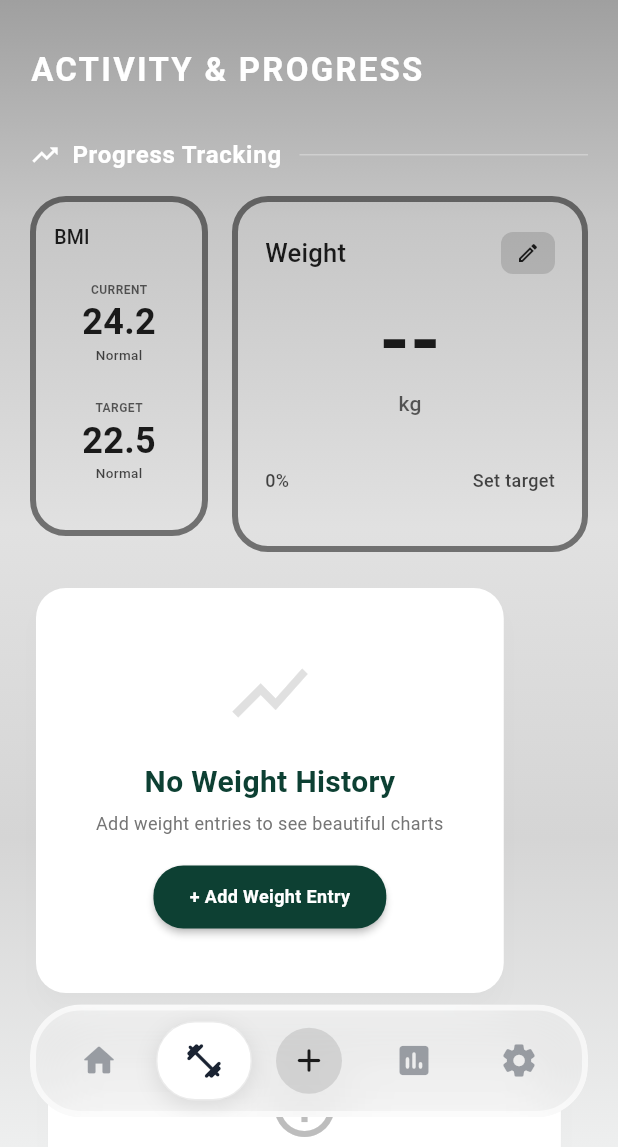
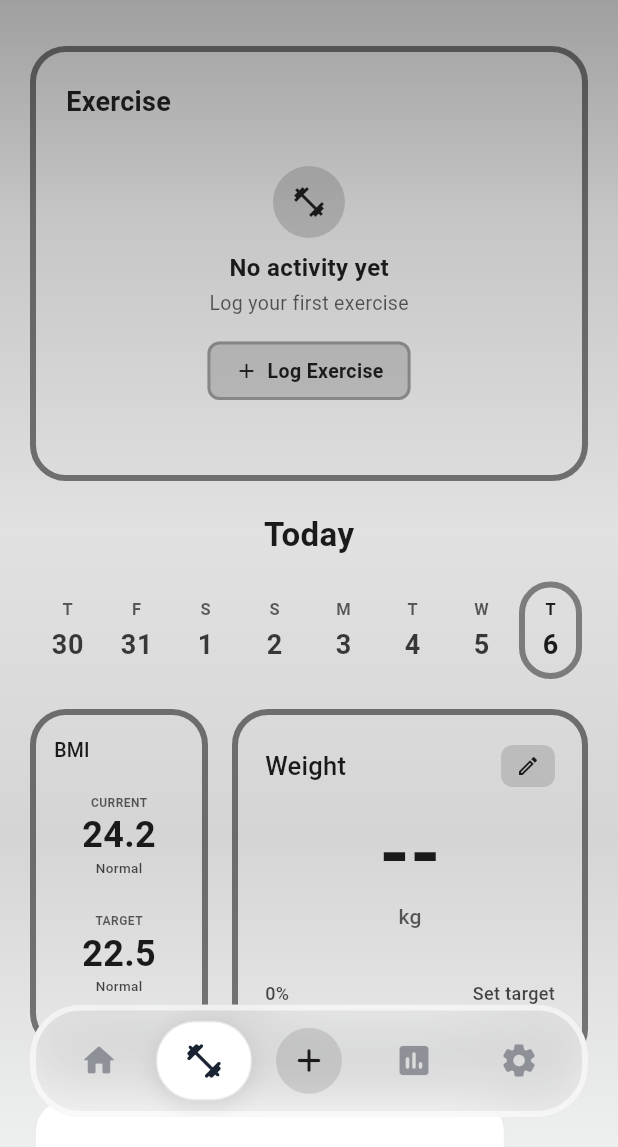
Before and after one commit to siho1117/food_cal, a Flutter app: the screen it shows after launch, item 2 of the bottom bar chosen, on a phone screen of 412 x 824 dp, the part 89-1236 px from its top. Run offline on Flutter 3.47's test engine with Material 3 defaults, Android fonts, the phone set to English and light mode, and no system bars; our stand-ins replace camera, flutter_dotenv, flutter_image_compress, flutter_slidable, image_gallery_saver, image_picker and 1 more; accounts and stored records are empty.

Commit message:
Your commit message here

```diff
--- a/lib/screens/progress_screen.dart
+++ b/lib/screens/progress_screen.dart
@@ -5,11 +5,12 @@ import '../providers/progress_data.dart';
 import '../providers/exercise_provider.dart';
 import '../providers/theme_provider.dart';
 import '../widgets/progress/combined_weight_widget.dart';
-import '../widgets/progress/widget_bmi.dart'; // ✅ NEW: Import BMI widget
+import '../widgets/progress/widget_bmi.dart';
 import '../widgets/progress/weight_history_graph_widget.dart';
 import '../widgets/progress/energy_metrics_widget.dart';
 import '../widgets/progress/daily_burn_widget.dart';
 import '../widgets/progress/exercise_log_widget.dart';
+import '../widgets/common/week_navigation_widget.dart';
 import '../config/design_system/theme_background.dart';
 import '../config/design_system/theme_design.dart';
 import '../widgets/common/custom_app_bar.dart';
@@ -22,6 +23,18 @@ class ProgressScreen extends StatefulWidget {
 }
 
 class _ProgressScreenState extends State<ProgressScreen> {
+  @override
+  void initState() {
+    super.initState();
+    // Reset to today when screen is first created
+    WidgetsBinding.instance.addPostFrameCallback((_) {
+      final exerciseProvider = context.read<ExerciseProvider>();
+      if (!exerciseProvider.isToday) {
+        exerciseProvider.changeDate(DateTime.now());
+      }
+    });
+  }
+
   @override
   Widget build(BuildContext context) {
     return Consumer<ThemeProvider>(
@@ -63,37 +76,38 @@ class _ProgressScreenState extends State<ProgressScreen> {
                     child: Column(
                       crossAxisAlignment: CrossAxisAlignment.start,
                       children: [
-                        // Main Header
-                        const Text(
-                          'ACTIVITY & PROGRESS',
-                          style: TextStyle(
-                            fontSize: 22,
-                            fontWeight: FontWeight.bold,
-                            color: Colors.white,
-                            letterSpacing: 1.5,
-                          ),
+                        // Exercise Log Widget - TOP
+                        ExerciseLogWidget(
+                          showHeader: true,
+                          onExerciseAdded: () {
+                            exerciseProvider.refreshData();
+                          },
                         ),
 
-                        const SizedBox(height: 30),
+                        const SizedBox(height: 20),
 
-                        // Progress Section
-                        _buildSectionHeader('Progress Tracking'),
+                        // Week Navigation Widget - SECOND (with no horizontal padding to prevent overflow)
+                        WeekNavigationWidget(
+                          selectedDate: exerciseProvider.selectedDate,
+                          onDateChanged: (date) {
+                            exerciseProvider.changeDate(date);
+                          },
+                          daysToShow: 8,
+                          padding: EdgeInsets.zero, // Remove padding to prevent overflow
+                        ),
 
-                        const SizedBox(height: 16),
+                        const SizedBox(height: 20),
 
-                        // ✅ NEW: Two-column layout - BMI (1/3) + Weight (2/3)
+                        // Two-column layout - BMI (1/3) + Weight (2/3)
                         Row(
                           crossAxisAlignment: CrossAxisAlignment.start,
                           children: [
                             // Left column - BMI Widget (1/3 width, matches weight height)
                             Expanded(
-                              flex: 1, // Takes 1/3 of available width
+                              flex: 1,
                               child: LayoutBuilder(
                                 builder: (context, constraints) {
-                                  // Calculate height to match the square weight widget
-                                  // Weight widget width = (total width - 16px gap) * 2/3
-                                  // Its height = its width (because it's square)
-                                  final totalWidth = constraints.maxWidth * 3; // Reverse the 1/3 to get total
+                                  final totalWidth = constraints.maxWidth * 3;
                                   final weightWidgetWidth = (totalWidth - 16) * 2 / 3;
                                   final height = weightWidgetWidth;
 
@@ -122,9 +136,9 @@ class _ProgressScreenState extends State<ProgressScreen> {
 
                             // Right column - Weight Widget (2/3 width, square)
                             Expanded(
-                              flex: 2, // Takes 2/3 of available width
+                              flex: 2,
                               child: AspectRatio(
-                                aspectRatio: 1.0, // Square shape
+                                aspectRatio: 1.0,
                                 child: CombinedWeightWidget(
                                   currentWeight: progressData.currentWeight,
                                   isMetric: progressData.isMetric,
@@ -151,12 +165,7 @@ class _ProgressScreenState extends State<ProgressScreen> {
                           currentWeight: progressData.currentWeight,
                         ),
 
-                        const SizedBox(height: 40),
-
-                        // Exercise Section
-                        _buildSectionHeader('Exercise Tracking'),
-
-                        const SizedBox(height: 16),
+                        const SizedBox(height: 20),
 
                         // Daily Burn Widget
                         DailyBurnWidget(
@@ -164,16 +173,6 @@ class _ProgressScreenState extends State<ProgressScreen> {
                           currentWeight: progressData.currentWeight,
                           totalCaloriesBurned: exerciseProvider.totalCaloriesBurned,
                           weeklyCaloriesBurned: 0,
-                        ),
-
-                        const SizedBox(height: 20),
-
-                        // Exercise Log Widget
-                        ExerciseLogWidget(
-                          showHeader: true,
-                          onExerciseAdded: () {
-                            exerciseProvider.refreshData();
-                          },
                         ),
 
                         // Bottom padding for navigation bar
@@ -187,44 +186,6 @@ class _ProgressScreenState extends State<ProgressScreen> {
           ),
         );
       },
-    );
-  }
-
-  Widget _buildSectionHeader(String title) {
-    IconData icon;
-    if (title.contains('Progress')) {
-      icon = Icons.trending_up;
-    } else if (title.contains('Exercise')) {
-      icon = Icons.fitness_center_rounded;
-    } else {
-      icon = Icons.analytics_outlined;
-    }
-
-    return Row(
-      children: [
-        Icon(
-          icon,
-          size: 20,
-          color: Colors.white,
-        ),
-        const SizedBox(width: 8),
-        Text(
-          title,
-          style: const TextStyle(
-            fontSize: 16,
-            fontWeight: FontWeight.w600,
-            color: Colors.white,
-            letterSpacing: 0.5,
-          ),
-        ),
-        Expanded(
-          child: Container(
-            margin: const EdgeInsets.only(left: 12),
-            height: 1,
-            color: Colors.white.withOpacity(0.3),
-          ),
-        ),
-      ],
     );
   }
 
```
Also changed, not shown: lib/widgets/progress/exercise_log_widget.dart (+188 -88 lines).
